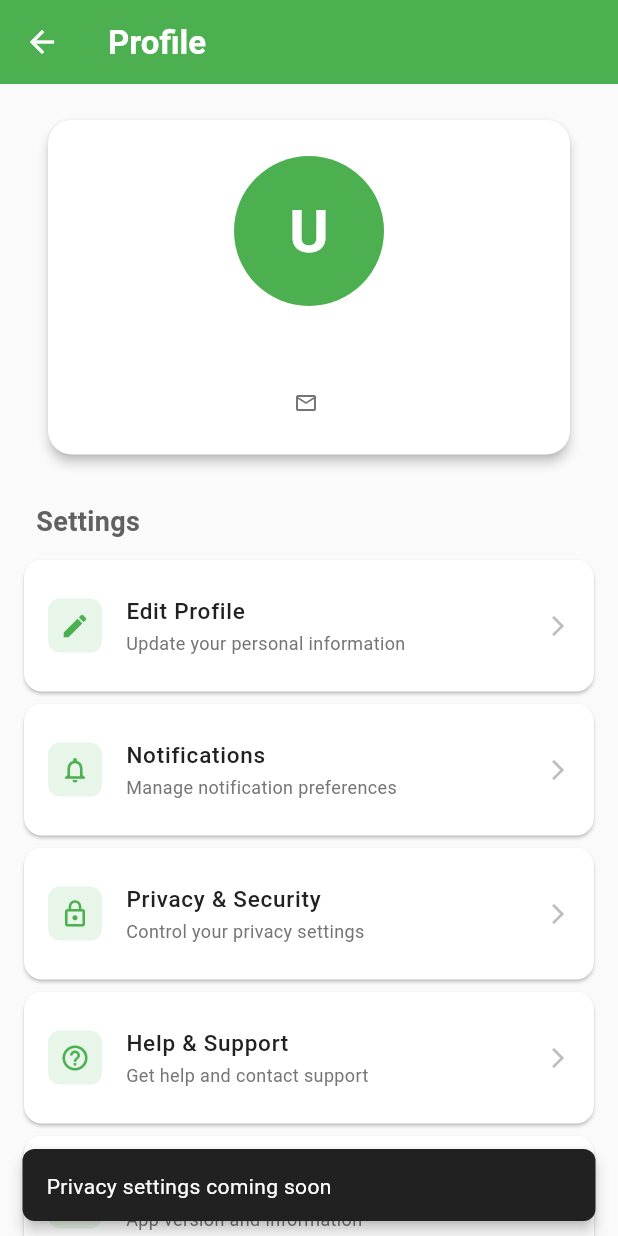
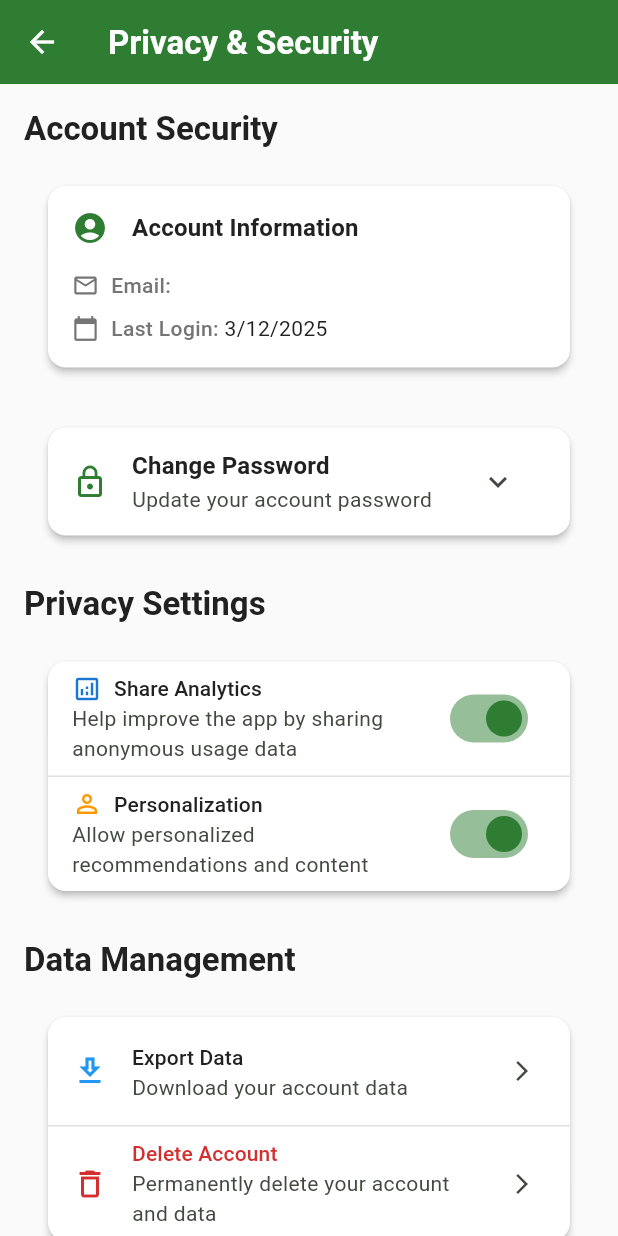
Before and after one commit to Naiman2000/Smart-Navigation-System, a Flutter app: the ProfileScreen screen opened by its route, after a tap on "Privacy & Security", on a phone screen of 412 x 824 dp. Run offline on Flutter 3.47's test engine with Material 3 defaults, Android fonts, the phone set to English and light mode, and no system bars; our stand-ins replace cloud_firestore, firebase_auth, firebase_core, flutter_blue_plus, flutter_secure_storage, shared_preferences; accounts and stored records are empty.

Commit message:
Add Privacy & Security screen with password change and account management features; integrate navigation from profile screen, enhancing user control over privacy settings.

```diff
--- a/lib/main.dart
+++ b/lib/main.dart
@@ -13,6 +13,7 @@ import 'screens/shopping_list_screen.dart';
 import 'screens/profile_screen.dart';
 import 'screens/edit_profile_screen.dart';
 import 'screens/notification_preferences_screen.dart';
+import 'screens/privacy_security_screen.dart';
 import 'theme/app_theme.dart';
 
 void main() async {
@@ -92,6 +93,7 @@ class SmartNavigationApp extends StatelessWidget {
         '/editProfile': (context) => const EditProfileScreen(),
         '/notificationPreferences': (context) =>
             const NotificationPreferencesScreen(),
+        '/privacySecurity': (context) => const PrivacySecurityScreen(),
       },
     );
   }
--- /dev/null
+++ b/lib/screens/privacy_security_screen.dart
@@ -0,0 +1,571 @@
+import 'package:flutter/material.dart';
+import '../services/firebase_service.dart';
+import '../widgets/input_field.dart';
+import '../widgets/custom_button.dart';
+import '../theme/app_theme.dart';
+
+class PrivacySecurityScreen extends StatefulWidget {
+  const PrivacySecurityScreen({super.key});
+
+  @override
+  State<PrivacySecurityScreen> createState() => _PrivacySecurityScreenState();
+}
+
+class _PrivacySecurityScreenState extends State<PrivacySecurityScreen> {
+  final _firebaseService = FirebaseService();
+  final _formKey = GlobalKey<FormState>();
+
+  final _currentPasswordController = TextEditingController();
+  final _newPasswordController = TextEditingController();
+  final _confirmPasswordController = TextEditingController();
+
+  bool _isChangingPassword = false;
+  bool _showPasswordSection = false;
+  String? _errorMessage;
+  String? _successMessage;
+
+  // Privacy settings
+  bool _shareAnalytics = true;
+  bool _allowPersonalization = true;
+
+  @override
+  void dispose() {
+    _currentPasswordController.dispose();
+    _newPasswordController.dispose();
+    _confirmPasswordController.dispose();
+    super.dispose();
+  }
+
+  Future<void> _changePassword() async {
+    if (!_formKey.currentState!.validate()) {
+      return;
+    }
+
+    final newPassword = _newPasswordController.text;
+    final confirmPassword = _confirmPasswordController.text;
+
+    if (newPassword != confirmPassword) {
+      setState(() {
+        _errorMessage = 'New passwords do not match';
+      });
+      return;
+    }
+
+    setState(() {
+      _isChangingPassword = true;
+      _errorMessage = null;
+      _successMessage = null;
+    });
+
+    try {
+      final user = _firebaseService.currentUser;
+      if (user == null) {
+        setState(() {
+          _errorMessage = 'User not logged in';
+          _isChangingPassword = false;
+        });
+        return;
+      }
+
+      // Re-authenticate user before changing password
+      final email = user.email;
+      if (email == null) {
+        throw Exception('User email not found');
+      }
+
+      // Re-authenticate with current password
+      final credential = await _firebaseService.reauthenticateUser(
+        email: email,
+        password: _currentPasswordController.text,
+      );
+
+      // Update password
+      final authenticatedUser = credential.user;
+      if (authenticatedUser == null) {
+        throw Exception('Re-authentication failed');
+      }
+      await authenticatedUser.updatePassword(newPassword);
+
+      if (mounted) {
+        setState(() {
+          _isChangingPassword = false;
+          _successMessage = 'Password changed successfully!';
+          _currentPasswordController.clear();
+          _newPasswordController.clear();
+          _confirmPasswordController.clear();
+          _showPasswordSection = false;
+        });
+
+        ScaffoldMessenger.of(context).showSnackBar(
+          const SnackBar(
+            content: Text('Password changed successfully!'),
+            backgroundColor: AppTheme.successColor,
+            duration: Duration(seconds: 2),
+          ),
+        );
+      }
+    } catch (e) {
+      if (mounted) {
+        String errorMessage = 'Failed to change password';
+        if (e.toString().contains('wrong-password') ||
+            e.toString().contains('invalid-credential')) {
+          errorMessage = 'Current password is incorrect';
+        } else if (e.toString().contains('weak-password')) {
+          errorMessage = 'New password is too weak';
+        } else {
+          errorMessage = 'Error: ${e.toString()}';
+        }
+
+        setState(() {
+          _errorMessage = errorMessage;
+          _isChangingPassword = false;
+        });
+
+        ScaffoldMessenger.of(context).showSnackBar(
+          SnackBar(
+            content: Text(errorMessage),
+            backgroundColor: AppTheme.errorColor,
+            duration: const Duration(seconds: 3),
+          ),
+        );
+      }
+    }
+  }
+
+  Future<void> _deleteAccount() async {
+    final confirmed = await showDialog<bool>(
+      context: context,
+      builder: (context) => AlertDialog(
+        title: const Row(
+          children: [
+            Icon(Icons.warning, color: AppTheme.errorColor),
+            SizedBox(width: AppTheme.spacingS),
+            Text('Delete Account'),
+          ],
+        ),
+        content: const Text(
+          'Are you sure you want to delete your account? This action cannot be undone. All your data, including shopping lists, will be permanently deleted.',
+        ),
+        actions: [
+          TextButton(
+            onPressed: () => Navigator.pop(context, false),
+            child: const Text('Cancel'),
+          ),
+          TextButton(
+            onPressed: () => Navigator.pop(context, true),
+            style: TextButton.styleFrom(foregroundColor: AppTheme.errorColor),
+            child: const Text('Delete'),
+          ),
+        ],
+      ),
+    );
+
+    if (confirmed == true && mounted) {
+      ScaffoldMessenger.of(context).showSnackBar(
+        const SnackBar(
+          content: Text('Account deletion is not yet implemented. Please contact support.'),
+          duration: Duration(seconds: 3),
+        ),
+      );
+    }
+  }
+
+  @override
+  Widget build(BuildContext context) {
+    final theme = Theme.of(context);
+    final user = _firebaseService.currentUser;
+    final email = user?.email ?? 'No email';
+    final lastLogin = user?.metadata.lastSignInTime;
+
+    return Scaffold(
+      backgroundColor: AppTheme.backgroundColor,
+      appBar: AppBar(
+        title: const Text('Privacy & Security'),
+      ),
+      body: SingleChildScrollView(
+        padding: const EdgeInsets.all(AppTheme.spacingM),
+        child: Column(
+          crossAxisAlignment: CrossAxisAlignment.stretch,
+          children: [
+            // Error Message
+            if (_errorMessage != null) ...[
+              Container(
+                padding: const EdgeInsets.all(AppTheme.spacingM),
+                decoration: BoxDecoration(
+                  color: AppTheme.errorColor.withValues(alpha: 0.1),
+                  borderRadius: BorderRadius.circular(AppTheme.radiusS),
+                  border: Border.all(color: AppTheme.errorColor),
+                ),
+                child: Row(
+                  children: [
+                    const Icon(
+                      Icons.error_outline,
+                      color: AppTheme.errorColor,
+                      size: 20,
+                    ),
+                    const SizedBox(width: AppTheme.spacingS),
+                    Expanded(
+                      child: Text(
+                        _errorMessage!,
+                        style: const TextStyle(color: AppTheme.errorColor),
+                      ),
+                    ),
+                  ],
+                ),
+              ),
+              const SizedBox(height: AppTheme.spacingM),
+            ],
+
+            // Success Message
+            if (_successMessage != null) ...[
+              Container(
+                padding: const EdgeInsets.all(AppTheme.spacingM),
+                decoration: BoxDecoration(
+                  color: AppTheme.successColor.withValues(alpha: 0.1),
+                  borderRadius: BorderRadius.circular(AppTheme.radiusS),
+                  border: Border.all(color: AppTheme.successColor),
+                ),
+                child: Row(
+                  children: [
+                    const Icon(
+                      Icons.check_circle_outline,
+                      color: AppTheme.successColor,
+                      size: 20,
+                    ),
+                    const SizedBox(width: AppTheme.spacingS),
+                    Expanded(
+                      child: Text(
+                        _successMessage!,
+                        style: const TextStyle(color: AppTheme.successColor),
+                      ),
+                    ),
+                  ],
+                ),
+              ),
+              const SizedBox(height: AppTheme.spacingM),
+            ],
+
+            // Account Security Section
+            Text(
+              'Account Security',
+              style: theme.textTheme.titleLarge?.copyWith(
+                fontWeight: FontWeight.bold,
+                color: AppTheme.textPrimary,
+              ),
+            ),
+            const SizedBox(height: AppTheme.spacingM),
+
+            // Account Info Card
+            Card(
+              elevation: AppTheme.elevation2,
+              shape: RoundedRectangleBorder(
+                borderRadius: BorderRadius.circular(AppTheme.radiusM),
+              ),
+              child: Padding(
+                padding: const EdgeInsets.all(AppTheme.spacingM),
+                child: Column(
+                  crossAxisAlignment: CrossAxisAlignment.start,
+                  children: [
+                    Row(
+                      children: [
+                        Icon(
+                          Icons.account_circle,
+                          color: AppTheme.primaryColor,
+                          size: 24,
+                        ),
+                        const SizedBox(width: AppTheme.spacingM),
+                        Text(
+                          'Account Information',
+                          style: theme.textTheme.titleMedium?.copyWith(
+                            fontWeight: FontWeight.bold,
+                          ),
+                        ),
+                      ],
+                    ),
+                    const SizedBox(height: AppTheme.spacingM),
+                    _buildInfoRow(
+                      Icons.email_outlined,
+                      'Email',
+                      email,
+                    ),
+                    const SizedBox(height: AppTheme.spacingS),
+                    _buildInfoRow(
+                      Icons.calendar_today,
+                      'Last Login',
+                      lastLogin != null
+                          ? '${lastLogin.day}/${lastLogin.month}/${lastLogin.year}'
+                          : 'Unknown',
+                    ),
+                  ],
+                ),
+              ),
+            ),
+
+            const SizedBox(height: AppTheme.spacingL),
+
+            // Change Password Section
+            Card(
+              elevation: AppTheme.elevation2,
+              shape: RoundedRectangleBorder(
+                borderRadius: BorderRadius.circular(AppTheme.radiusM),
+              ),
+              child: Column(
+                children: [
+                  ListTile(
+                    leading: Icon(
+                      Icons.lock_outline,
+                      color: AppTheme.primaryColor,
+                    ),
+                    title: Text(
+                      'Change Password',
+                      style: theme.textTheme.titleMedium?.copyWith(
+                        fontWeight: FontWeight.bold,
+                      ),
+                    ),
+                    subtitle: const Text('Update your account password'),
+                    trailing: IconButton(
+                      icon: Icon(
+                        _showPasswordSection
+                            ? Icons.expand_less
+                            : Icons.expand_more,
+                      ),
+                      onPressed: () {
+                        setState(() {
+                          _showPasswordSection = !_showPasswordSection;
+                          if (!_showPasswordSection) {
+                            _currentPasswordController.clear();
+                            _newPasswordController.clear();
+                            _confirmPasswordController.clear();
+                            _errorMessage = null;
+                            _successMessage = null;
+                          }
+                        });
+                      },
+                    ),
+                  ),
+                  if (_showPasswordSection) ...[
+                    const Divider(height: 1),
+                    Padding(
+                      padding: const EdgeInsets.all(AppTheme.spacingM),
+                      child: Form(
+                        key: _formKey,
+                        child: Column(
+                          children: [
+                            InputField(
+                              label: 'Current Password',
+                              hintText: 'Enter your current password',
+                              type: InputFieldType.password,
+                              prefixIcon: Icons.lock_outline,
+                              controller: _currentPasswordController,
+                              validator: InputValidators.required('Current Password'),
+                            ),
+                            const SizedBox(height: AppTheme.spacingM),
+                            InputField(
+                              label: 'New Password',
+                              hintText: 'Enter your new password',
+                              type: InputFieldType.password,
+                              prefixIcon: Icons.lock,
+                              controller: _newPasswordController,
+                              validator: InputValidators.password(),
+                            ),
+                            const SizedBox(height: AppTheme.spacingM),
+                            InputField(
+                              label: 'Confirm New Password',
+                              hintText: 'Re-enter your new password',
+                              type: InputFieldType.password,
+                              prefixIcon: Icons.lock,
+                              controller: _confirmPasswordController,
+                              validator: (value) {
+                                if (value == null || value.isEmpty) {
+                                  return 'Please confirm your password';
+                                }
+                                if (value != _newPasswordController.text) {
+                                  return 'Passwords do not match';
+                                }
+                                return null;
+                              },
+                            ),
+                            const SizedBox(height: AppTheme.spacingM),
+                            CustomButton(
+                              text: 'Change Password',
+                              onPressed: _isChangingPassword ? null : _changePassword,
+                              isLoading: _isChangingPassword,
+                              icon: Icons.lock_reset,
+                              width: double.infinity,
+                            ),
+                          ],
+                        ),
+                      ),
+                    ),
+                  ],
+                ],
+              ),
+            ),
+
+            const SizedBox(height: AppTheme.spacingL),
+
+            // Privacy Settings Section
+            Text(
+              'Privacy Settings',
+              style: theme.textTheme.titleLarge?.copyWith(
+                fontWeight: FontWeight.bold,
+                color: AppTheme.textPrimary,
+              ),
+            ),
+            const SizedBox(height: AppTheme.spacingM),
+
+            Card(
+              elevation: AppTheme.elevation2,
+              shape: RoundedRectangleBorder(
+                borderRadius: BorderRadius.circular(AppTheme.radiusM),
+              ),
+              child: Column(
+                children: [
+                  SwitchListTile(
+                    title: Row(
+                      children: [
+                        Icon(
+                          Icons.analytics_outlined,
+                          color: AppTheme.secondaryColor,
+                          size: 20,
+                        ),
+                        const SizedBox(width: AppTheme.spacingS),
+                        Text(
+                          'Share Analytics',
+                          style: theme.textTheme.titleSmall,
+                        ),
+                      ],
+                    ),
+                    subtitle: const Text(
+                      'Help improve the app by sharing anonymous usage data',
+                    ),
+                    value: _shareAnalytics,
+                    onChanged: (value) {
+                      setState(() {
+                        _shareAnalytics = value;
+                      });
+                    },
+                    activeThumbColor: AppTheme.primaryColor,
+                    activeTrackColor: AppTheme.primaryColor.withValues(alpha: 0.5),
+                  ),
+                  const Divider(height: 1),
+                  SwitchListTile(
+                    title: Row(
+                      children: [
+                        Icon(
+                          Icons.person_outline,
+                          color: AppTheme.accentColor,
+                          size: 20,
+                        ),
+                        const SizedBox(width: AppTheme.spacingS),
+                        Text(
+                          'Personalization',
+                          style: theme.textTheme.titleSmall,
+                        ),
+                      ],
+                    ),
+                    subtitle: const Text(
+                      'Allow personalized recommendations and content',
+                    ),
+                    value: _allowPersonalization,
+                    onChanged: (value) {
+                      setState(() {
+                        _allowPersonalization = value;
+                      });
+                    },
+                    activeThumbColor: AppTheme.primaryColor,
+                    activeTrackColor: AppTheme.primaryColor.withValues(alpha: 0.5),
+                  ),
+                ],
+              ),
+            ),
+
+            const SizedBox(height: AppTheme.spacingL),
+
+            // Data Management Section
+            Text(
+              'Data Management',
+              style: theme.textTheme.titleLarge?.copyWith(
+                fontWeight: FontWeight.bold,
+                color: AppTheme.textPrimary,
+              ),
+            ),
+            const SizedBox(height: AppTheme.spacingM),
+
+            Card(
+              elevation: AppTheme.elevation2,
+              shape: RoundedRectangleBorder(
+                borderRadius: BorderRadius.circular(AppTheme.radiusM),
+              ),
+              child: Column(
+                children: [
+                  ListTile(
+                    leading: Icon(
+                      Icons.download_outlined,
+                      color: AppTheme.infoColor,
+                    ),
+                    title: Text(
+                      'Export Data',
+                      style: theme.textTheme.titleSmall,
+                    ),
+                    subtitle: const Text('Download your account data'),
+                    trailing: const Icon(Icons.arrow_forward_ios, size: 16),
+                    onTap: () {
+                      ScaffoldMessenger.of(context).showSnackBar(
+                        const SnackBar(
+                          content: Text('Data export feature coming soon'),
+                        ),
+                      );
+                    },
+                  ),
+                  const Divider(height: 1),
+                  ListTile(
+                    leading: Icon(
+                      Icons.delete_outline,
+                      color: AppTheme.errorColor,
+                    ),
+                    title: Text(
+                      'Delete Account',
+                      style: theme.textTheme.titleSmall?.copyWith(
+                        color: AppTheme.errorColor,
+                      ),
+                    ),
+                    subtitle: const Text('Permanently delete your account and data'),
+                    trailing: const Icon(Icons.arrow_forward_ios, size: 16),
+                    onTap: _deleteAccount,
+                  ),
+                ],
+              ),
+            ),
+
+            const SizedBox(height: AppTheme.spacingXL),
+          ],
+        ),
+      ),
+    );
+  }
+
+  Widget _buildInfoRow(IconData icon, String label, String value) {
+    return Row(
+      children: [
+        Icon(icon, size: 18, color: AppTheme.textSecondary),
+        const SizedBox(width: AppTheme.spacingS),
+        Text(
+          '$label: ',
+          style: TextStyle(
+            fontWeight: FontWeight.w500,
+            color: AppTheme.textSecondary,
+          ),
+        ),
+        Expanded(
+          child: Text(
+            value,
+            style: const TextStyle(
+              color: AppTheme.textPrimary,
+            ),
+          ),
+        ),
+      ],
+    );
+  }
+}
--- a/lib/screens/profile_screen.dart
+++ b/lib/screens/profile_screen.dart
@@ -186,9 +186,7 @@ class _ProfileScreenState extends State<ProfileScreen> {
               title: 'Privacy & Security',
               subtitle: 'Control your privacy settings',
               onTap: () {
-                ScaffoldMessenger.of(context).showSnackBar(
-                  const SnackBar(content: Text('Privacy settings coming soon')),
-                );
+                Navigator.pushNamed(context, '/privacySecurity');
               },
             ),
 
--- a/lib/services/firebase_service.dart
+++ b/lib/services/firebase_service.dart
@@ -129,6 +129,32 @@ class FirebaseService {
       throw _handleAuthException(e);
     } catch (e) {
       throw Exception('Failed to reset password: $e');
+    }
+  }
+
+  /// Re-authenticate user (required before sensitive operations like password change)
+  Future<UserCredential> reauthenticateUser({
+    required String email,
+    required String password,
+  }) async {
+    try {
+      final user = _auth.currentUser;
+      if (user == null) {
+        throw Exception('No user is currently signed in');
+      }
+
+      // Create credential for re-authentication
+      final credential = EmailAuthProvider.credential(
+        email: email,
+        password: password,
+      );
+
+      // Re-authenticate
+      return await user.reauthenticateWithCredential(credential);
+    } on FirebaseAuthException catch (e) {
+      throw _handleAuthException(e);
+    } catch (e) {
+      throw Exception('Failed to re-authenticate: $e');
     }
   }
 
```
